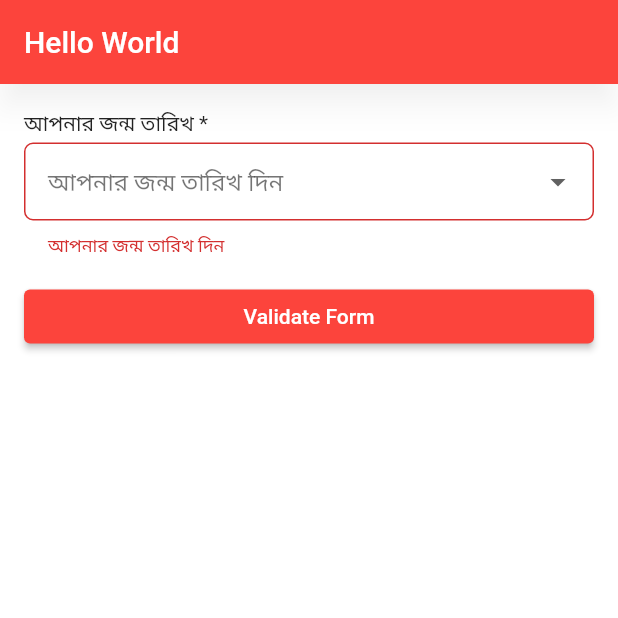
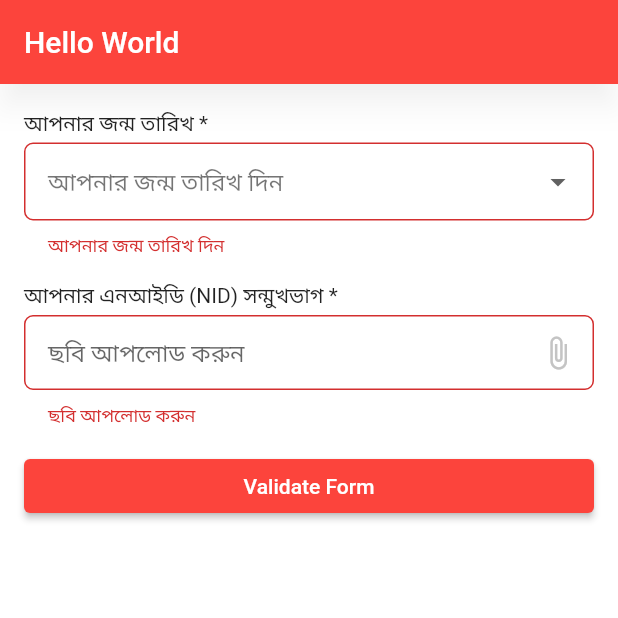
Before and after one commit to sajib-mridha-nor/Smart-Rajsahi, a Flutter app: the screen it shows after launch, after a tap on "Validate Form", on a phone screen of 412 x 824 dp, the top half of it. Run offline on Flutter 3.47's test engine with Material 2 defaults, Android fonts, the phone set to English and light mode, and no system bars; our stand-ins replace dio, file_picker, freezed_annotation, get, get_storage, google_fonts and 1 more.

Commit message:
added custom_file_picker

```diff
--- a/lib/screens/test_page.dart
+++ b/lib/screens/test_page.dart
@@ -1,6 +1,7 @@
 import 'package:flutter/material.dart';
 import 'package:rcc/utils/hexcolor.dart';
 import 'package:rcc/widgets/custom_dropdown.dart';
+import 'package:rcc/widgets/custom_file_picker.dart';
 
 class TestPage extends StatefulWidget {
   const TestPage({Key? key}) : super(key: key);
@@ -10,7 +11,6 @@ class TestPage extends StatefulWidget {
 }
 
 class _TestPageState extends State<TestPage> {
-
   final _formKey = GlobalKey<FormState>();
   final _items = [
     "Food",
@@ -42,17 +42,29 @@ class _TestPageState extends State<TestPage> {
                   hint: "আপনার জন্ম তারিখ দিন",
                   require: true,
                   onChange: (value) {
-                    _formKey.currentState?.reset();
                     debugPrint("$value");
                   }),
               const SizedBox(
                 height: 16,
               ),
+              CustomFilePicker(
+                label: "আপনার এনআইডি (NID) সন্মুখভাগ",
+                hint: "ছবি আপলোড করুন",
+                onChange: (file) {
+                  debugPrint("${file.path}");
+                },
+                require: true,
+              ),
+              const SizedBox(
+                height: 16,
+              ),
               SizedBox(
                 width: double.infinity,
-                child: ElevatedButton(onPressed: (){
-                  _formKey.currentState!.validate();
-                }, child: const Text("Validate Form")),
+                child: ElevatedButton(
+                    onPressed: () {
+                      _formKey.currentState!.validate();
+                    },
+                    child: const Text("Validate Form")),
               )
             ],
           ),
--- /dev/null
+++ b/lib/widgets/custom_file_picker.dart
@@ -0,0 +1,142 @@
+import 'dart:io';
+import 'package:file_picker/file_picker.dart';
+import 'package:flutter/material.dart';
+import 'package:get/get.dart';
+import 'package:rcc/utils/hexcolor.dart';
+import 'package:path/path.dart';
+import 'package:mime/mime.dart';
+
+class CustomFilePicker extends StatefulWidget {
+  final String label;
+  final TextStyle? labelStyle;
+  final String hint;
+  final String? error;
+  final bool? require;
+  final Function onChange;
+  final Icon? endIcon;
+  final List<String>? allowedExtensions;
+  final int? maxFileSize;
+
+  const CustomFilePicker(
+      {Key? key,
+      required this.label,
+      required this.hint,
+      this.error,
+      this.require,
+      required this.onChange,
+      this.labelStyle,
+      this.endIcon,
+      this.allowedExtensions, this.maxFileSize})
+      : super(key: key);
+
+  @override
+  State<CustomFilePicker> createState() => _CustomFilePickerState();
+}
+
+class _CustomFilePickerState extends State<CustomFilePicker> {
+  final _inputController = TextEditingController();
+  File? _selectedFile;
+
+  void _pickFile() async {
+    FilePickerResult? result = await FilePicker.platform.pickFiles(
+        type: widget.allowedExtensions == null ? FileType.any : FileType.custom,
+        allowedExtensions: widget.allowedExtensions);
+
+    if (result != null) {
+      File file = File(result.files.single.path!);
+      final int sizeInBytes = file.lengthSync();
+      final double sizeInMb = sizeInBytes / (1024 * 1024);
+      if (sizeInMb > (widget.maxFileSize ?? 2)) {
+        Get.snackbar(
+          "File is too big",
+          "File size must be less than ${(widget.maxFileSize ?? 2)}MB",
+          snackPosition: SnackPosition.BOTTOM,
+          backgroundColor: Colors.red,
+        );
+      } else {
+        //set file name
+        _inputController.text = basename(file.path);
+        widget.onChange(file);
+        setState(() {
+          _selectedFile = file;
+        });
+      }
+    } else {
+      // User canceled the picker
+    }
+  }
+
+  @override
+  Widget build(BuildContext context) {
+    return Column(
+      crossAxisAlignment: CrossAxisAlignment.start,
+      children: <Widget>[
+        Text(
+          widget.label +
+              (widget.require == null || widget.require == true ? " *" : ""),
+          style: widget.labelStyle,
+        ),
+        const SizedBox(
+          height: 4,
+        ),
+        TextFormField(
+          controller: _inputController,
+          showCursor: false,
+          readOnly: true,
+          validator: (value) {
+            if (widget.require == false) {
+              return null;
+            }
+            if (value == null || value.isEmpty) {
+              if (widget.error == null) {
+                return widget.hint;
+              }
+              return widget.error;
+            }
+            return null;
+          },
+          decoration: InputDecoration(
+              isDense: true,
+              hintText: widget.hint,
+              suffixIcon: IconButton(
+                  onPressed: () {
+                    _pickFile();
+                  },
+                  icon: widget.endIcon ??
+                      Icon(
+                        Icons.attach_file,
+                        size: 24,
+                        color: HexColor("#C4C4C4"),
+                      )),
+              border: OutlineInputBorder(
+                borderRadius: BorderRadius.circular(6.0),
+              ),
+              enabledBorder: OutlineInputBorder(
+                borderSide: BorderSide(color: HexColor("#C4C4C4")),
+              ),
+              focusedBorder: OutlineInputBorder(
+                borderSide: BorderSide(color: HexColor("#C4C4C4")),
+              ),
+              contentPadding:
+                  const EdgeInsets.symmetric(vertical: 14, horizontal: 16)),
+        ),
+        Container(
+          child: _selectedFile != null && isImage(_selectedFile!.path) ? Container(
+            height: 120,
+            margin: const EdgeInsets.only(top: 8),
+            decoration: BoxDecoration(
+                color: Colors.black12, borderRadius: BorderRadius.circular(6.0)),
+            child: Center(
+              child: Image.file(_selectedFile!) ,
+            ),
+          ) : null,
+        )
+      ],
+    );
+  }
+}
+
+bool isImage(String path) {
+  final mimeType = lookupMimeType(path);
+  return mimeType!.startsWith('image/');
+}
--- a/pubspec.yaml
+++ b/pubspec.yaml
@@ -41,6 +41,8 @@ dependencies:
   dio: ^4.0.4
   get_storage: ^2.0.3
   cached_network_image: ^3.2.0
+  file_picker: ^4.5.1
+  mime: ^1.0.1
 
 dev_dependencies:
   flutter_test:
```
Also changed, not shown: pubspec.lock.
